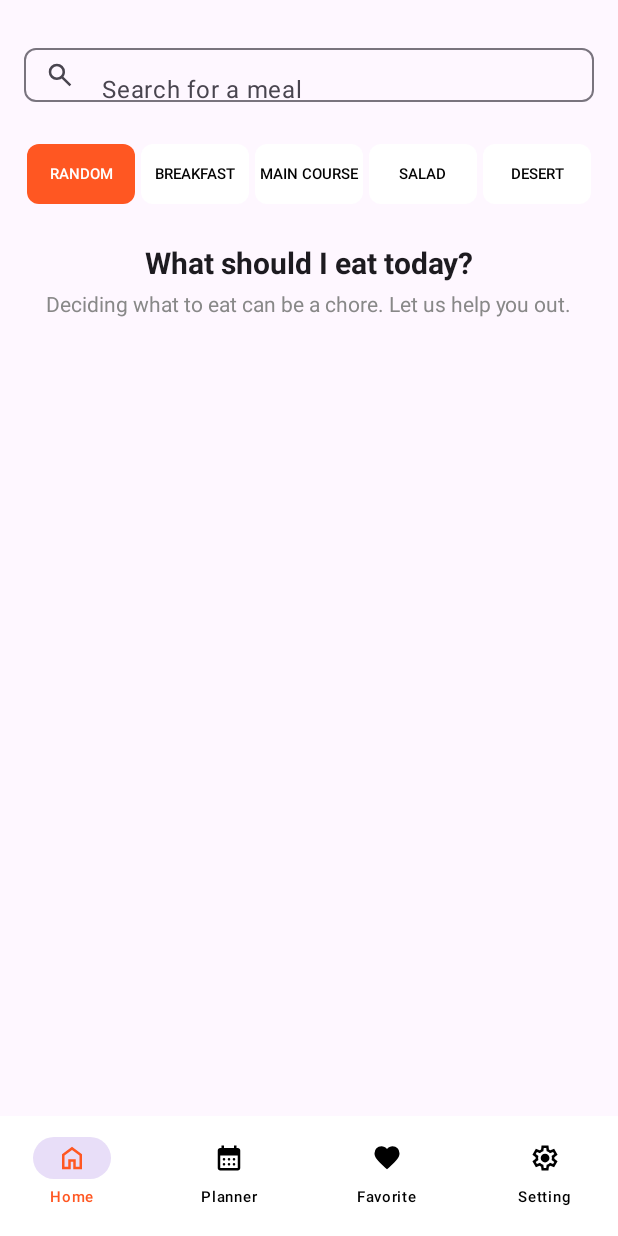
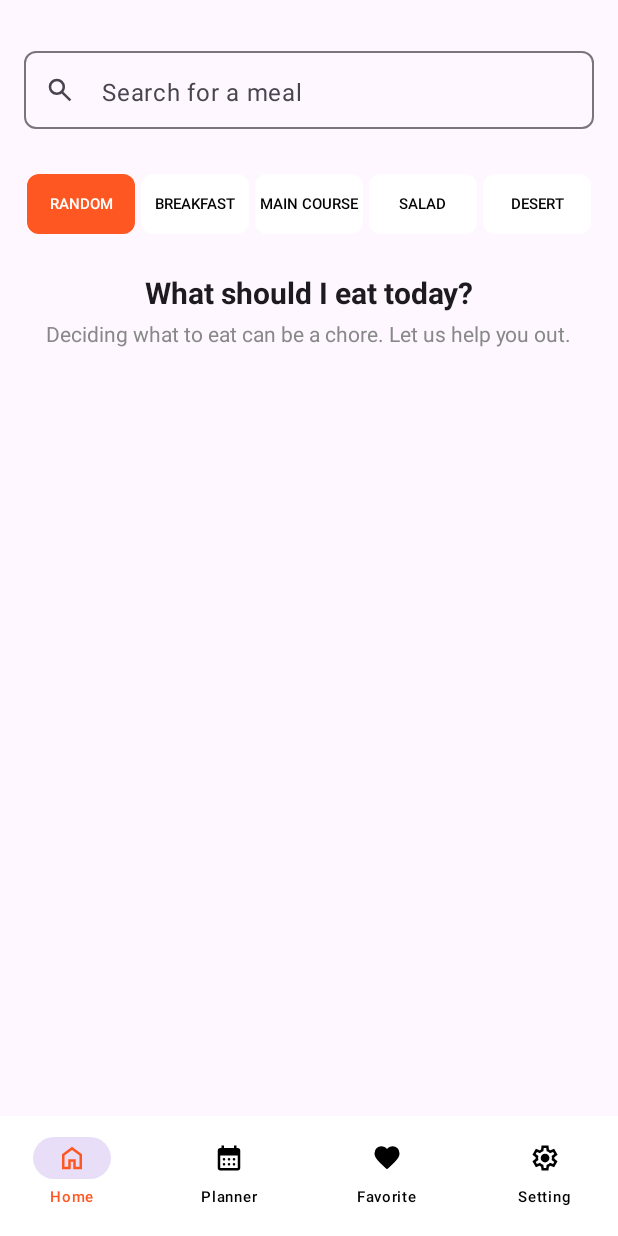
Before and after one commit to neuoavs/MealmeatApp, an Android app built with Jetpack Compose: the HomeScreen screen opened through its navigation route, after a tap on "RANDOM", on a phone screen of 412 x 824 dp. Run offline under Robolectric (Android 15) with nearby library versions, the phone set to English and light mode, and no system bars; our stand-ins replace Firebase (no records; nobody signed in at launch, a user with empty details on screens opened directly); pictures from the network do not load.

Commit message:
sửa tìm kiếm xong

```diff
--- a/app/src/main/java/com/example/mealmeatapp/view/component/HomeComponent.kt
+++ b/app/src/main/java/com/example/mealmeatapp/view/component/HomeComponent.kt
@@ -90,8 +90,8 @@ fun SearchBoxHome(
         label = { Text("Search for a meal") },
         modifier = Modifier
             .fillMaxWidth()
-            .height(60.dp)
-            .padding(vertical = 8.dp),
+            .height(80.dp)
+            .padding(vertical = 10.dp),
         leadingIcon = {
             Icon(
                 painter = painterResource(id = R.drawable.search), // search
--- a/app/src/main/java/com/example/mealmeatapp/view/component/MealtimeComponent.kt
+++ b/app/src/main/java/com/example/mealmeatapp/view/component/MealtimeComponent.kt
@@ -41,7 +41,7 @@ fun TitleMealMeat() {
         modifier = Modifier.padding(top = 50.dp)
     ) {
         Text(
-            text = "Mealmeat",
+            text = "Meal Mate",
             color = colorResource(id = R.color.gold),
             style = MaterialTheme.typography.headlineLarge
         )
--- a/app/src/main/java/com/example/mealmeatapp/view/component/RecipeDetailComponent.kt
+++ b/app/src/main/java/com/example/mealmeatapp/view/component/RecipeDetailComponent.kt
@@ -74,7 +74,7 @@ fun InstructionContent(recipe: Recipe?) {
                         color = Black,
                         modifier = Modifier.padding(vertical = 4.dp)
                     )
-                    recipe?.analyzedInstructions[index]?.steps?.forEach { st ->
+                    recipe?.analyzedInstructions!![index]?.steps?.forEach { st ->
                         Text(
                             text = "${index + 1}.${st.number}. ${st.step}",
                             style = MaterialTheme.typography.bodySmall,
@@ -84,7 +84,7 @@ fun InstructionContent(recipe: Recipe?) {
                         )
                     }
                 } else {
-                    recipe?.analyzedInstructions[index]?.steps?.forEach { st ->
+                    recipe?.analyzedInstructions!![index]?.steps?.forEach { st ->
                         Text(
                             text = "${index + 1}.${st.number}. ${st.step}",
                             style = MaterialTheme.typography.bodySmall,
```
Also changed, not shown: app/src/main/java/com/example/mealmeatapp/view/RecipePlannerScreen.kt (deleted, +0 -12 lines).
